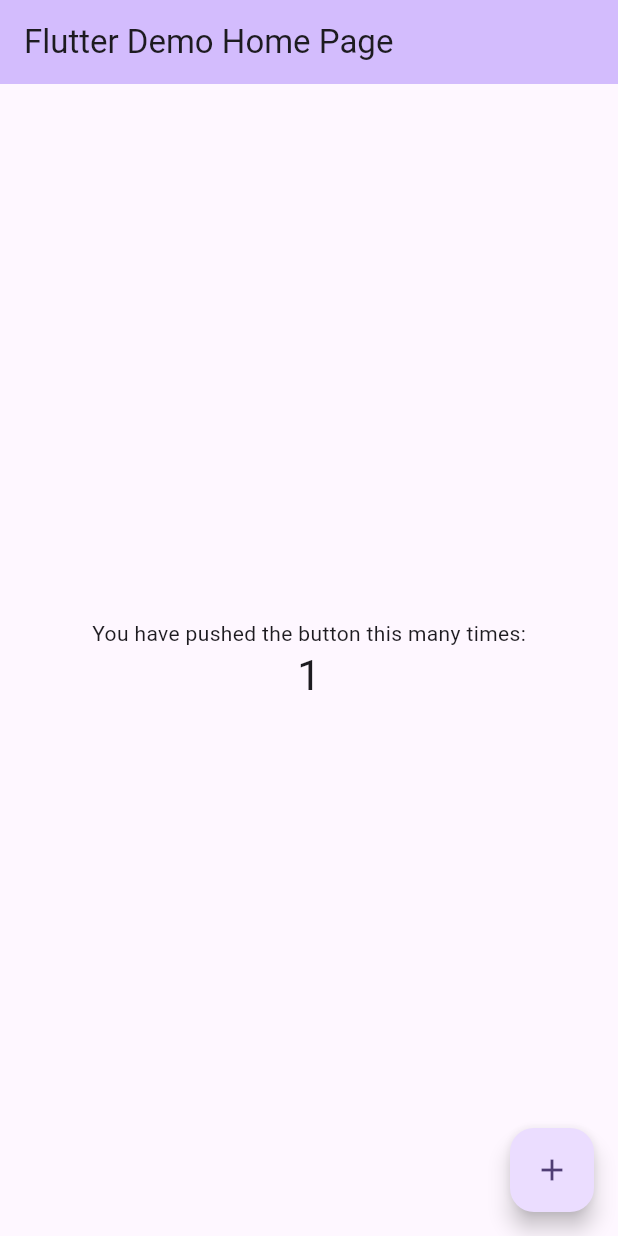
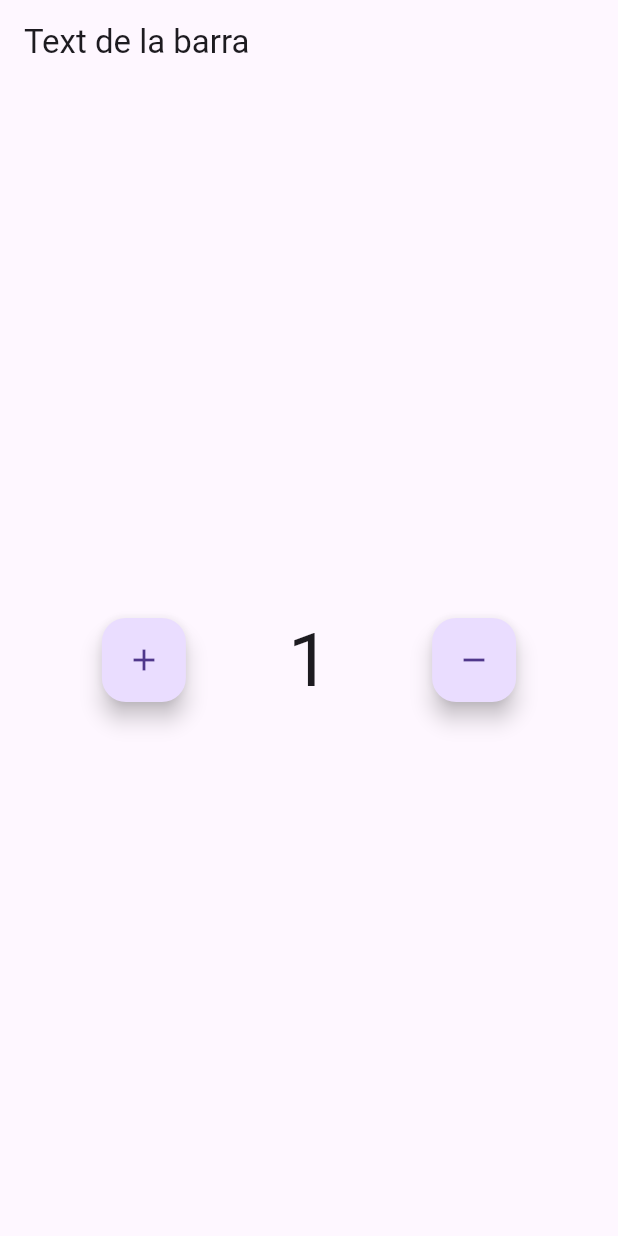
Before and after one commit to 2DAM-ElJust-26-27/Ribera-Pinzones, a Flutter app: the screen it shows after launch, after a tap on the "add" icon, on a phone screen of 412 x 824 dp. Run offline on Flutter 3.47's test engine with Material 3 defaults, Android fonts, the phone set to English and light mode, and no system bars; our stand-ins replace google_fonts.

Commit message:
Estructura ficheros

```diff
--- a/app/lib/main.dart
+++ b/app/lib/main.dart
@@ -1,7 +1,8 @@
+import 'package:app/screens/home_screen.dart';
 import 'package:flutter/material.dart';
 
 void main() {
-  runApp(const MyApp());
+  runApp(HomeScreen());
 }
 
 class MyApp extends StatelessWidget {
--- /dev/null
+++ b/app/lib/screens/home_screen.dart
@@ -0,0 +1,34 @@
+import 'package:flutter/material.dart';
+import 'package:app/widgets/ejemplos/widget_preview.dart';
+
+class HomeScreen extends StatefulWidget {
+  const HomeScreen({super.key});
+
+  @override
+  State<HomeScreen> createState() => _HomeScreenState();
+}
+
+class _HomeScreenState extends State<HomeScreen> {
+
+  @override
+  Widget build(BuildContext context) {
+    return MaterialApp(
+      title: 'Comptador',
+      debugShowCheckedModeBanner: false,
+      home: Scaffold(
+        appBar: AppBar(title: const Text('Text de la barra')),
+
+        body: Center(
+          child: ComptadorPreview(
+            initialValue: 0,
+            minValue: 0,
+            maxValue: 6,
+            aligment: Axis.horizontal,
+          ),
+
+        )
+
+      ),
+    );
+  }
+}
--- /dev/null
+++ b/app/lib/screens/list_screen.dart
@@ -0,0 +1,34 @@
+import 'package:flutter/material.dart';
+import 'package:app/widgets/ejemplos/widget_preview.dart';
+
+class HomeScreen extends StatefulWidget {
+  const HomeScreen({super.key});
+
+  @override
+  State<HomeScreen> createState() => _HomeScreenState();
+}
+
+class _HomeScreenState extends State<HomeScreen> {
+
+  @override
+  Widget build(BuildContext context) {
+    return MaterialApp(
+      title: 'Comptador',
+      debugShowCheckedModeBanner: false,
+      home: Scaffold(
+        appBar: AppBar(title: const Text('Text de la barra')),
+
+        body: Center(
+          child: ComptadorPreview(
+            initialValue: 0,
+            minValue: 0,
+            maxValue: 6,
+            aligment: Axis.horizontal,
+          ),
+
+        )
+
+      ),
+    );
+  }
+}
--- a/app/pubspec.yaml
+++ b/app/pubspec.yaml
@@ -1,4 +1,4 @@
-name: directori_app
+name: app
 description: "A new Flutter project."
 # The following line prevents the package from being accidentally published to
 # pub.dev using `flutter pub publish`. This is preferred for private packages.
```
Also changed, not shown: app/lib/screens/Lista.dart (deleted), app/lib/screens/Principal.dart (deleted), app/lib/widgets/Menu.dart (deleted), app/lib/widgets/widget_menu.dart (added).
